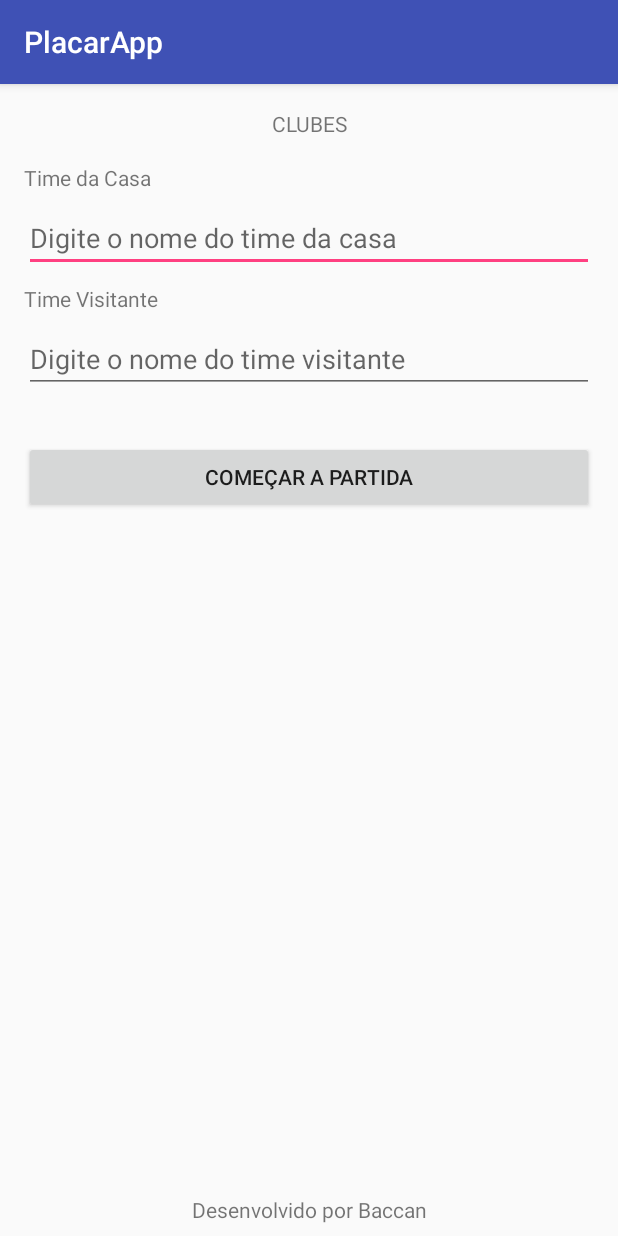
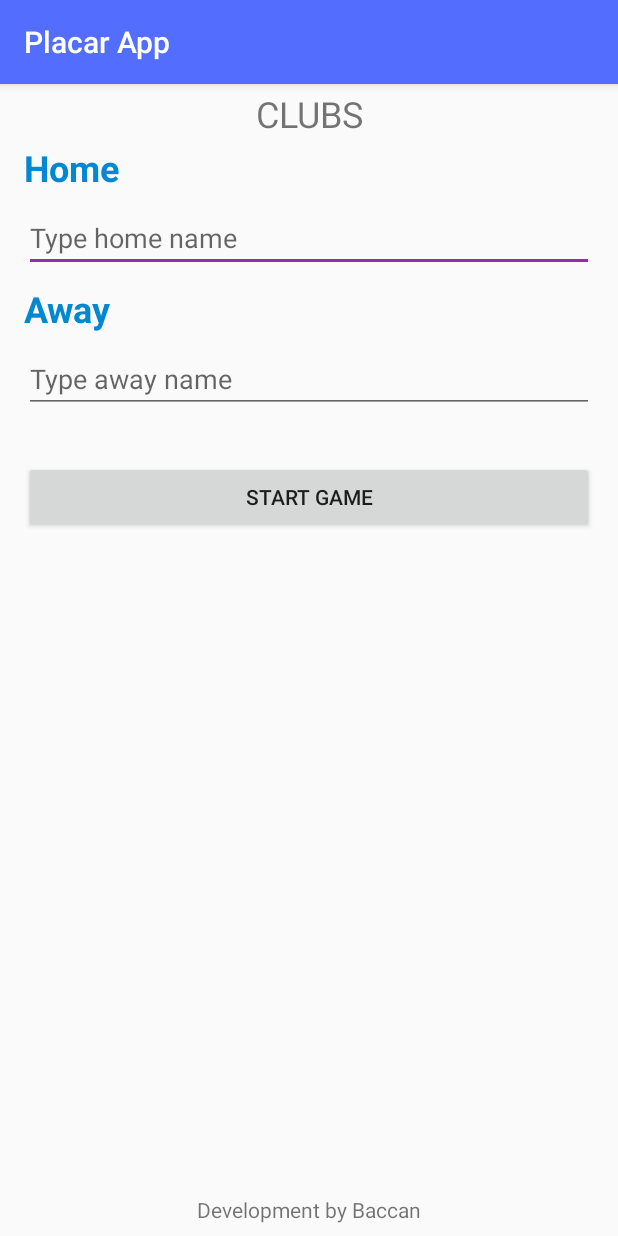
Before and after one commit to Baccan/AppPlacar, an Android app: the screen it shows after launch (ClubesActivity), on a phone screen of 412 x 824 dp. Run offline under Robolectric (Android 15) with nearby library versions, the phone set to English and light mode, and no system bars.

Commit message:
Criação de textos, cores e estilos

```diff
--- a/app/src/main/res/layout/activity_clubes.xml
+++ b/app/src/main/res/layout/activity_clubes.xml
@@ -15,20 +15,22 @@
         android:layout_marginStart="8dp"
         android:layout_marginTop="16dp"
         android:gravity="center_horizontal"
-        android:text="CLUBES"
+        android:text="@string/title_clube"
+        android:textSize="@dimen/title_size"
         app:layout_constraintBottom_toTopOf="@+id/textView2"
         app:layout_constraintEnd_toEndOf="parent"
         app:layout_constraintStart_toStartOf="parent"
         app:layout_constraintTop_toTopOf="parent" />
 
     <TextView
+        style="@style/label_form"
         android:id="@+id/textView2"
         android:layout_width="0dp"
         android:layout_height="wrap_content"
         android:layout_marginEnd="16dp"
         android:layout_marginStart="16dp"
         android:layout_marginTop="36dp"
-        android:text="Time da Casa"
+        android:text="@string/label_home"
         app:layout_constraintEnd_toEndOf="parent"
         app:layout_constraintHorizontal_bias="0.0"
         app:layout_constraintStart_toStartOf="parent"
@@ -40,18 +42,19 @@
         android:layout_height="wrap_content"
         android:layout_marginTop="8dp"
         android:ems="10"
-        android:hint="Digite o nome do time da casa"
+        android:hint="@string/hint_home"
         android:inputType="textPersonName"
         app:layout_constraintEnd_toEndOf="@+id/textView2"
         app:layout_constraintStart_toStartOf="@+id/textView2"
         app:layout_constraintTop_toBottomOf="@+id/textView2" />
 
     <TextView
+        style="@style/label_form"
         android:id="@+id/textView3"
         android:layout_width="0dp"
         android:layout_height="wrap_content"
         android:layout_marginTop="8dp"
-        android:text="Time Visitante"
+        android:text="@string/label_away"
         app:layout_constraintEnd_toEndOf="@+id/textView2"
         app:layout_constraintStart_toStartOf="@+id/textView2"
         app:layout_constraintTop_toBottomOf="@+id/inputClubeCasa" />
@@ -62,7 +65,7 @@
         android:layout_height="wrap_content"
         android:layout_marginTop="8dp"
         android:ems="10"
-        android:hint="Digite o nome do time visitante"
+        android:hint="@string/hint_away"
         android:inputType="textPersonName"
         app:layout_constraintEnd_toEndOf="@+id/textView2"
         app:layout_constraintStart_toStartOf="@+id/textView2"
@@ -73,7 +76,7 @@
         android:layout_width="0dp"
         android:layout_height="wrap_content"
         android:layout_marginTop="32dp"
-        android:text="Começar a Partida"
+        android:text="@string/label_start"
         app:layout_constraintEnd_toEndOf="@+id/textView2"
         app:layout_constraintHorizontal_bias="1.0"
         app:layout_constraintStart_toStartOf="@+id/textView2"
@@ -86,7 +89,7 @@
         android:layout_marginBottom="8dp"
         android:layout_marginEnd="8dp"
         android:layout_marginStart="8dp"
-        android:text="Desenvolvido por Baccan"
+        android:text="@string/label_developed_by"
         app:layout_constraintBottom_toBottomOf="parent"
         app:layout_constraintEnd_toEndOf="parent"
         app:layout_constraintStart_toStartOf="parent" />
--- a/app/src/main/res/values/colors.xml
+++ b/app/src/main/res/values/colors.xml
@@ -1,6 +1,6 @@
 <?xml version="1.0" encoding="utf-8"?>
 <resources>
-    <color name="colorPrimary">#3F51B5</color>
-    <color name="colorPrimaryDark">#303F9F</color>
-    <color name="colorAccent">#FF4081</color>
+    <color name="colorPrimary">#536DFE</color>
+    <color name="colorPrimaryDark">#0288D1</color>
+    <color name="colorAccent">#9C27B0</color>
 </resources>
--- /dev/null
+++ b/app/src/main/res/values/dimens.xml
@@ -0,0 +1,4 @@
+<?xml version="1.0" encoding="utf-8"?>
+<resources>
+    <dimen name="title_size">24sp</dimen>
+</resources>
--- a/app/src/main/res/values/strings.xml
+++ b/app/src/main/res/values/strings.xml
@@ -1,3 +1,10 @@
 <resources>
-    <string name="app_name">PlacarApp</string>
+    <string name="app_name" translatable="false">Placar App</string>
+    <string name="title_clube">CLUBS</string>
+    <string name="label_home">Home</string>
+    <string name="hint_home">Type home name</string>
+    <string name="label_away">Away</string>
+    <string name="hint_away">Type away name</string>
+    <string name="label_start">Start Game</string>
+    <string name="label_developed_by">Development by Baccan</string>
 </resources>
--- a/app/src/main/res/values/styles.xml
+++ b/app/src/main/res/values/styles.xml
@@ -8,4 +8,14 @@
         <item name="colorAccent">@color/colorAccent</item>
     </style>
 
+    <style name="label">
+        <item name="android:textStyle">bold</item>
+    </style>
+
+    <style name="label_form" parent="label">
+        <item name="android:textSize">@dimen/title_size</item>
+        <!--item name="android:textStyle">bold</item-->
+        <item name="android:textColor">@color/colorPrimaryDark</item>
+    </style>
+
 </resources>
```
Also changed, not shown: 2 other files.
